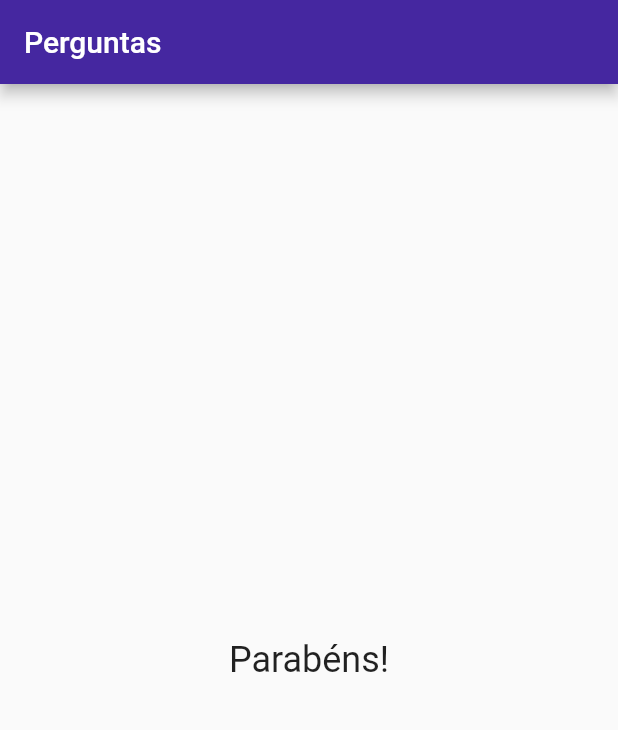
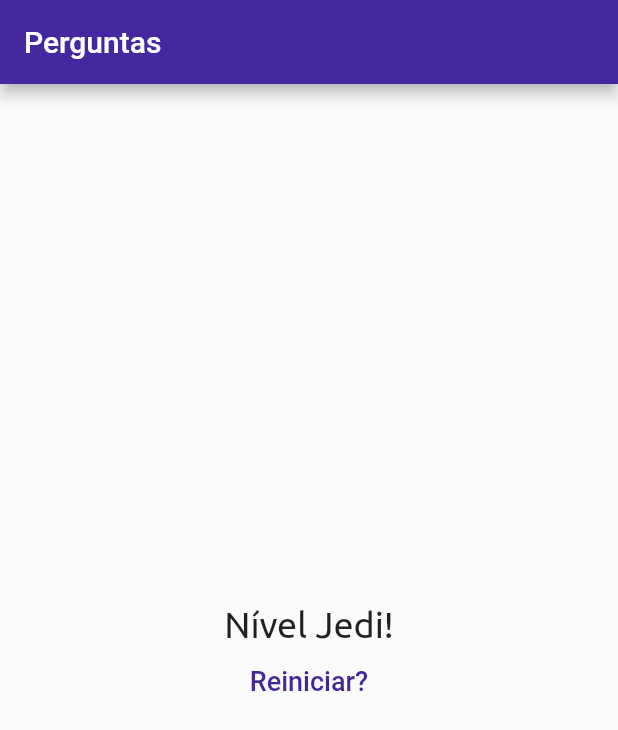
Before and after one commit to Akles-Camoleze/QuizApp-Flutter, a Flutter app: the screen it shows after launch, after a tap on "Preto", after a tap on "Gato", after a tap on "Infantil", on a phone screen of 412 x 824 dp. Shown: the top 730 px of the screen. Run offline on Flutter 3.47's test engine with Material 2 defaults, Android fonts, the phone set to English and light mode, and no system bars; project files that could hold a hidden picture were left out.

```diff
--- a/lib/main.dart
+++ b/lib/main.dart
@@ -1,8 +1,8 @@
 // ignore_for_file: avoid_print
 
 import 'package:flutter/material.dart';
-import './questao.dart';
-import './resposta.dart';
+import './resultado.dart';
+import './questionario.dart';
 
 void main() {
   runApp(const PerguntaApp());
@@ -10,42 +10,60 @@ void main() {
 
 class PerguntaAppState extends State<PerguntaApp> {
   var perguntaSelecionada = 0;
+  var pontuacaoTotal = 0;
 
   final _perguntas = const [
     {
       'texto': 'Qual é a sua cor favorita?',
-        'resposta': ['Preto', 'Vermelho', 'Rosa', 'Roxo'],
+      'resposta': [
+        {'texto': 'Preto', 'pontuacao': 20},
+        {'texto': 'Vermelho', 'pontuacao': 15},
+        {'texto': 'Rosa', 'pontuacao': 10},
+        {'texto': 'Roxo', 'pontuacao': 5},
+      ],
     },
     {
       'texto': 'Qual é o seu animal favorito?',
-        'resposta': ['Cachorro', 'Gato', 'Rato', 'Hamster'],
+      'resposta': [
+        {'texto': 'Cachorro', 'pontuacao': 20},
+        {'texto': 'Gato', 'pontuacao': 15},
+        {'texto': 'Rato', 'pontuacao': 10},
+        {'texto': 'Hamster', 'pontuacao': 5},
+      ],
     },
     {
       'texto': 'Qual a sua categoria?',
-        'resposta': ['Chupetinha','Mirim', 'Infantil', 'Juvenil'],
+      'resposta': [
+        {'texto': 'Chupetinha', 'pontuacao': 20},
+        {'texto': 'Mirim', 'pontuacao': 15},
+        {'texto': 'Infantil', 'pontuacao': 10},
+        {'texto': 'Juvenil', 'pontuacao': 5},
+      ],
+    }
+  ];
+
+  bool get askSelected {
+    return perguntaSelecionada < _perguntas.length;
   }
 
-    ];
-
-  void responder(){
-    if(askSelected){
+  void responder(int pontuacao) {
+    if (askSelected) {
       setState(() {
         perguntaSelecionada++;
+        pontuacaoTotal+= pontuacao;
       });
     }
   }
 
-  bool get askSelected{
-    return perguntaSelecionada < _perguntas.length;
+  void reloadQuiz() {
+    setState(() {
+      perguntaSelecionada = 0;
+      pontuacaoTotal = 0;
+    });
   }
 
   @override
-  Widget build(BuildContext context){
-
-    List<String> resposta = askSelected
-    ? _perguntas[perguntaSelecionada].cast()['resposta']
-    : [];
-
+  Widget build(BuildContext context) {
     return MaterialApp(
       theme: ThemeData(
         primaryColor: Colors.deepPurple[800],
@@ -55,32 +73,23 @@ class PerguntaAppState extends State<PerguntaApp> {
           title: const Text('Perguntas'),
           backgroundColor: Colors.deepPurple[800],
         ),
-        body: askSelected ? Column(
-          children: [
-            Questao(_perguntas[perguntaSelecionada]['texto'].toString()),
-            ...resposta.map((texto) => Resposta(texto, responder)).toList(),
-          ],
+        body: askSelected
+            ? Questionario(
+                perguntas: _perguntas,
+                perguntaSelecionada: perguntaSelecionada,
+                quandoResponder: responder,
               )
-        : const Center(
-          child: Text(
-            'Parabéns!',
-            style: TextStyle(
-              fontSize: 24,
-            ),
-          ),
-        ),
+            : Resultado(pontuacaoTotal, reloadQuiz),
       ),
     );
   }
-
 }
 
-class PerguntaApp extends StatefulWidget{
+class PerguntaApp extends StatefulWidget {
   const PerguntaApp({Key? key}) : super(key: key);
 
   @override
   PerguntaAppState createState() {
     return PerguntaAppState();
   }
-
 }
--- /dev/null
+++ b/lib/questionario.dart
@@ -0,0 +1,38 @@
+import 'package:flutter/material.dart';
+import './questao.dart';
+import './resposta.dart';
+
+class Questionario extends StatelessWidget {
+  const Questionario(
+      {Key? key,
+      required this.perguntas,
+      required this.perguntaSelecionada,
+      required this.quandoResponder})
+      : super(key: key);
+
+  final List<Map<String, Object>> perguntas;
+  final int perguntaSelecionada;
+  final void Function(int) quandoResponder;
+
+  bool get askSelected {
+    return perguntaSelecionada < perguntas.length;
+  }
+
+  @override
+  Widget build(BuildContext context) {
+    List<Map<String, Object>> resposta =
+        askSelected ? perguntas[perguntaSelecionada].cast()['resposta'] : [];
+
+    return Column(
+      children: [
+        Questao(perguntas[perguntaSelecionada]['texto'].toString()),
+        ...resposta.map((resp) {
+          return Resposta(
+            resp['texto'].toString(),
+            () => quandoResponder(int.parse(resp['pontuacao'].toString())),
+          );
+        }).toList(),
+      ],
+    );
+  }
+}
--- /dev/null
+++ b/lib/resultado.dart
@@ -0,0 +1,53 @@
+import 'package:flutter/material.dart';
+
+class Resultado extends StatelessWidget {
+  final int pontuacao;
+  final void Function() reloadQuiz;
+
+  const Resultado(this.pontuacao, this.reloadQuiz, {Key? key})
+      : super(key: key);
+
+  String get fraseResultado {
+    if (pontuacao <= 15) {
+      return 'Parabéns!';
+    } else {
+      if (pontuacao <= 20) {
+        return 'Você é bom!';
+      } else {
+        if (pontuacao <= 25) {
+          return 'Impressionante!';
+        } else {
+          return 'Nível Jedi!';
+        }
+      }
+    }
+  }
+
+  @override
+  Widget build(BuildContext context) {
+    return Column(
+      mainAxisAlignment: MainAxisAlignment.center,
+      children: [
+        Center(
+          child: Text(
+            fraseResultado,
+            style: const TextStyle(
+              fontSize: 24,
+              fontFamily: 'Ubuntu',
+            ),
+          ),
+        ),
+        TextButton(
+          onPressed: reloadQuiz,
+          child: const Text(
+            'Reiniciar?',
+            style: TextStyle(
+              fontSize: 18,
+              color: Color.fromARGB(255, 68, 40, 151),
+            ),
+          ),
+        ),
+      ],
+    );
+  }
+}
```
Also changed, not shown: lib/questao.dart (+7 -7 lines), lib/resposta.dart (+4 -5 lines), pubspec.yaml (+13 -9 lines), assets/fonts/Ubuntu-Bold.ttf (added), assets/fonts/Ubuntu-BoldItalic.ttf (added), assets/fonts/Ubuntu-Italic.ttf (added), assets/fonts/Ubuntu-Light.ttf (added), assets/fonts/Ubuntu-LightItalic.ttf (added), assets/fonts/Ubuntu-Medium.ttf (added), assets/fonts/Ubuntu-MediumItalic.ttf (added), assets/fonts/Ubuntu-Regular.ttf (added). Lines whose indentation alone changed are shown as unchanged.
